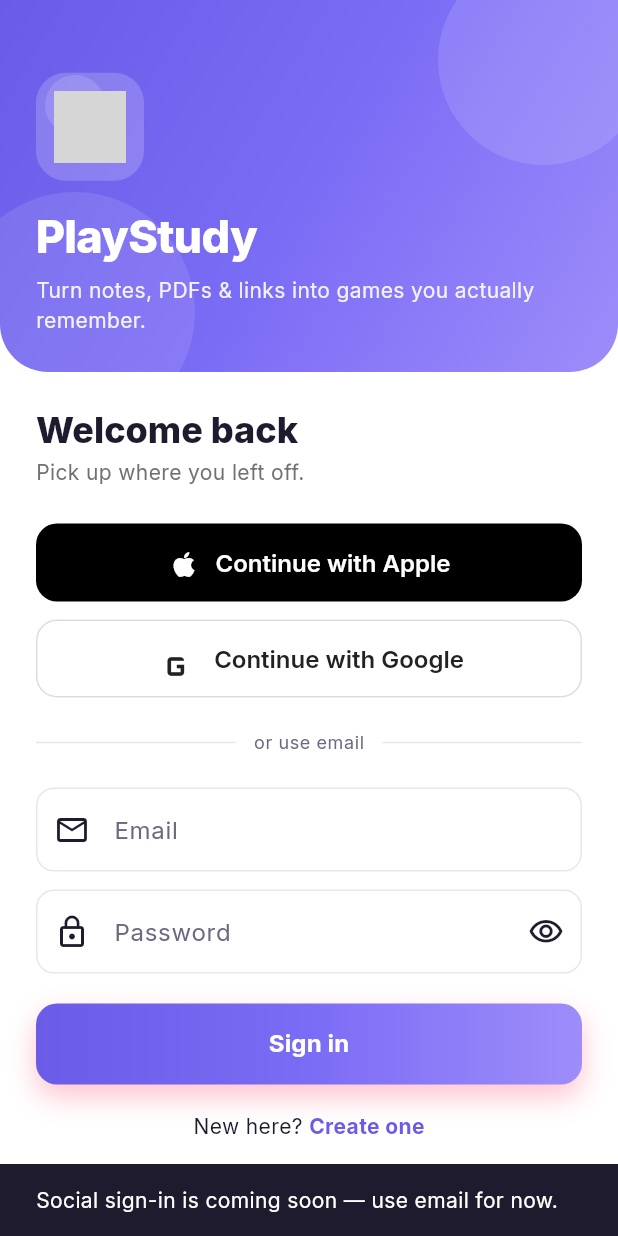
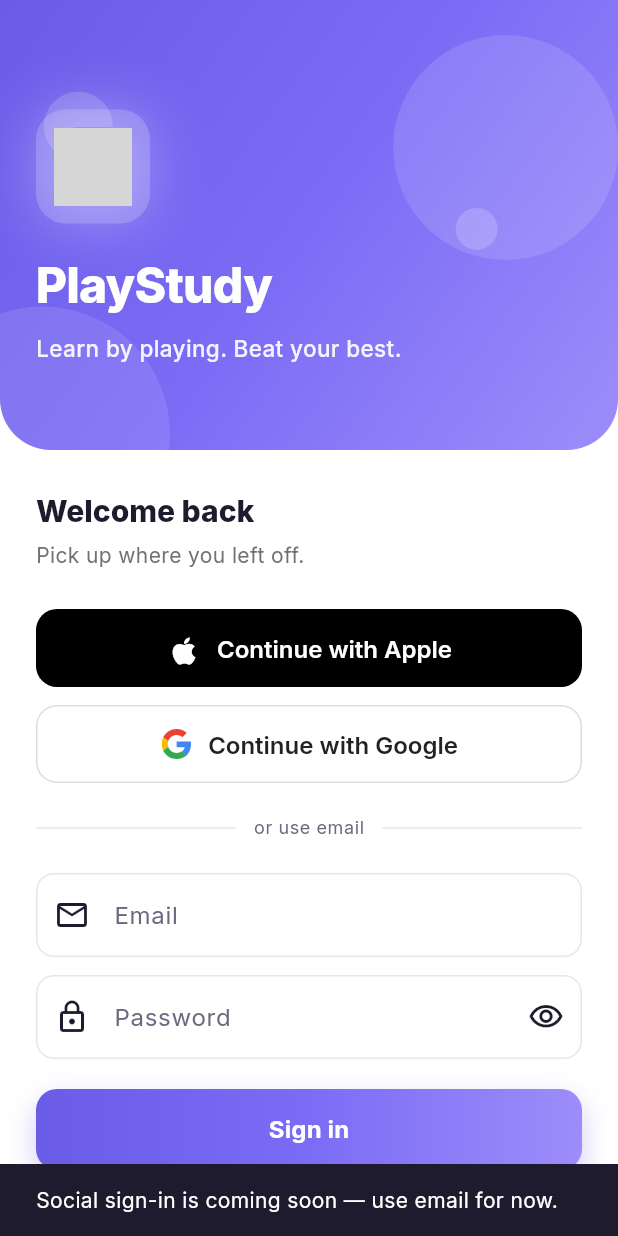
Before and after one commit to Ifthikar20/playstudy-mb-ui, a Flutter app: the screen it shows after launch, after a tap on "Continue with Apple", on a phone screen of 412 x 824 dp. Run offline on Flutter 3.47's test engine with Material 3 defaults, Android fonts, the phone set to English and light mode, and no system bars; our stand-ins replace dio, equatable, file_picker, fl_chart, flutter_bloc, flutter_svg and 7 more; missing offline and left inert: dart:html, dart:ui_web, flame; accounts and stored records are empty; network calls fail; grey boxes are pictures that could not be loaded.

Commit message:
Stop spurious logouts; slick animated login with real Google/Apple logos
Logout fixes (two over-eager causes of "logged out for no reason"):
- AuthBloc._check only signs out on a real auth failure (401/403). A
  transient/offline /me failure now keeps the session and shows the cached
  user instead of clearing tokens.
- ApiClient refresh interceptor only clears tokens when the refresh token is
  genuinely rejected (400/401/403); a network blip during refresh no longer
  logs the user out.
- TokenStore caches the signed-in user (set on every successful auth) so a
  returning user is shown immediately, even offline.

Login page redesign:
- Animated hero: continuously floating shapes, a gently pulsing logo, and a
  tagline that cycles through what PlayStudy does (fade + slide).
- Real multi-colour Google "G" (inline SVG) and the Apple logo on the social
  buttons.

```diff
--- a/lib/core/auth/auth_bloc.dart
+++ b/lib/core/auth/auth_bloc.dart
@@ -102,10 +102,32 @@ class AuthBloc extends Bloc<AuthEvent, AuthState> {
     }
     try {
       final response = await api.dio.get('me/');
-      emit(Authenticated(_userFrom(response.data['user'] as Map<String, dynamic>)));
+      final user = _userFrom(response.data['user'] as Map<String, dynamic>);
+      await tokens.cacheUser(user);
+      emit(Authenticated(user));
+    } on DioException catch (e) {
+      final code = e.response?.statusCode;
+      if (code == 401 || code == 403) {
+        // Genuine auth failure: the token is invalid and couldn't be refreshed.
+        await tokens.clear();
+        emit(const Unauthenticated());
+      } else {
+        // Transient (offline / timeout / server hiccup) — DON'T log the user
+        // out. Keep the session and show the cached user; /me will re-hydrate
+        // once we're back online.
+        final cached = await tokens.cachedUser();
+        emit(Authenticated(cached ??
+            const User(id: '', email: '', name: 'Student')));
+      }
     } catch (_) {
-      await tokens.clear();
-      emit(const Unauthenticated());
+      // Non-network error (e.g. malformed payload). Keep the session rather
+      // than logging out for no reason; surface nothing.
+      final cached = await tokens.cachedUser();
+      if (cached != null) {
+        emit(Authenticated(cached));
+      } else {
+        emit(const Unauthenticated());
+      }
     }
   }
 
@@ -122,7 +144,9 @@ class AuthBloc extends Bloc<AuthEvent, AuthState> {
         response.data['accessToken'] as String,
         response.data['refreshToken'] as String,
       );
-      emit(Authenticated(_userFrom(response.data['user'] as Map<String, dynamic>)));
+      final user = _userFrom(response.data['user'] as Map<String, dynamic>);
+      await tokens.cacheUser(user);
+      emit(Authenticated(user));
     } catch (err) {
       emit(Unauthenticated(message: apiErrorMessage(err)));
     }
@@ -148,7 +172,9 @@ class AuthBloc extends Bloc<AuthEvent, AuthState> {
         response.data['accessToken'] as String,
         response.data['refreshToken'] as String,
       );
-      emit(Authenticated(_userFrom(response.data['user'] as Map<String, dynamic>)));
+      final user = _userFrom(response.data['user'] as Map<String, dynamic>);
+      await tokens.cacheUser(user);
+      emit(Authenticated(user));
     } catch (err) {
       emit(Unauthenticated(message: apiErrorMessage(err)));
     }
@@ -164,7 +190,9 @@ class AuthBloc extends Bloc<AuthEvent, AuthState> {
     if (body.isEmpty) return;
     try {
       final response = await api.dio.patch('me/', data: body);
-      emit(Authenticated(_userFrom(response.data['user'] as Map<String, dynamic>)));
+      final user = _userFrom(response.data['user'] as Map<String, dynamic>);
+      await tokens.cacheUser(user);
+      emit(Authenticated(user));
     } catch (_) {
       // keep the current user on failure
     }
--- a/lib/core/network/api_client.dart
+++ b/lib/core/network/api_client.dart
@@ -42,8 +42,8 @@ class ApiClient {
           final canRetry =
               req.extra['retried'] != true && req.extra['noAuth'] != true;
           if (is401 && canRetry) {
-            final refreshed = await _refresh();
-            if (refreshed) {
+            final result = await _refresh();
+            if (result == _RefreshResult.refreshed) {
               req.extra['retried'] = true;
               final access = await tokens.accessToken();
               req.headers['Authorization'] = 'Bearer $access';
@@ -54,7 +54,11 @@ class ApiClient {
                 return handler.next(retryError);
               }
             }
-            await tokens.clear();
+            // Only clear tokens when the refresh token is genuinely invalid.
+            // A network blip during refresh must NOT log the user out.
+            if (result == _RefreshResult.authFailed) {
+              await tokens.clear();
+            }
           }
           handler.next(error);
         },
@@ -62,9 +66,9 @@ class ApiClient {
     );
   }
 
-  Future<bool> _refresh() async {
+  Future<_RefreshResult> _refresh() async {
     final refresh = await tokens.refreshToken();
-    if (refresh == null) return false;
+    if (refresh == null) return _RefreshResult.authFailed;
     try {
       final response = await dio.post(
         'auth/refresh/',
@@ -72,12 +76,22 @@ class ApiClient {
         options: Options(extra: {'noAuth': true}),
       );
       await tokens.setAccessToken(response.data['accessToken'] as String);
-      return true;
+      return _RefreshResult.refreshed;
+    } on DioException catch (e) {
+      final code = e.response?.statusCode;
+      // 400/401 = the refresh token itself is rejected → real logout.
+      // Anything else (no response, timeout, 5xx) = transient → keep tokens.
+      if (code == 400 || code == 401 || code == 403) {
+        return _RefreshResult.authFailed;
+      }
+      return _RefreshResult.networkError;
     } catch (_) {
-      return false;
+      return _RefreshResult.networkError;
     }
   }
 }
+
+enum _RefreshResult { refreshed, authFailed, networkError }
 
 /// Pulls a human-readable message out of the API's error envelope:
 /// `{"error": {"code": "...", "message": "..."}}`.
--- a/lib/core/network/token_store.dart
+++ b/lib/core/network/token_store.dart
@@ -1,10 +1,17 @@
+import 'dart:convert';
+
 import 'package:shared_preferences/shared_preferences.dart';
 
-/// Persists JWT access + refresh tokens. SharedPreferences keeps the wiring
-/// dependency-free; swap for flutter_secure_storage when hardening for release.
+import '../auth/user.dart';
+
+/// Persists JWT access + refresh tokens, plus a cached copy of the signed-in
+/// user so the app can stay logged in offline. SharedPreferences keeps the
+/// wiring dependency-free; swap for flutter_secure_storage when hardening for
+/// release.
 class TokenStore {
   static const _accessKey = 'auth_access_token';
   static const _refreshKey = 'auth_refresh_token';
+  static const _userKey = 'auth_user';
 
   Future<String?> accessToken() async =>
       (await SharedPreferences.getInstance()).getString(_accessKey);
@@ -24,9 +31,41 @@ class TokenStore {
     await (await SharedPreferences.getInstance()).setString(_accessKey, access);
   }
 
+  /// Caches the signed-in user so a returning user is shown immediately even
+  /// when `/me` can't be reached (offline / flaky network).
+  Future<void> cacheUser(User user) async {
+    final prefs = await SharedPreferences.getInstance();
+    await prefs.setString(
+      _userKey,
+      jsonEncode({
+        'id': user.id,
+        'email': user.email,
+        'name': user.name,
+        'avatarUrl': user.avatarUrl,
+      }),
+    );
+  }
+
+  Future<User?> cachedUser() async {
+    final raw = (await SharedPreferences.getInstance()).getString(_userKey);
+    if (raw == null) return null;
+    try {
+      final j = jsonDecode(raw) as Map<String, dynamic>;
+      return User(
+        id: (j['id'] ?? '').toString(),
+        email: (j['email'] ?? '').toString(),
+        name: (j['name'] ?? 'Student').toString(),
+        avatarUrl: j['avatarUrl'] as String?,
+      );
+    } catch (_) {
+      return null;
+    }
+  }
+
   Future<void> clear() async {
     final prefs = await SharedPreferences.getInstance();
     await prefs.remove(_accessKey);
     await prefs.remove(_refreshKey);
+    await prefs.remove(_userKey);
   }
 }
--- a/lib/features/auth/presentation/pages/login_page.dart
+++ b/lib/features/auth/presentation/pages/login_page.dart
@@ -1,5 +1,9 @@
+import 'dart:async';
+import 'dart:math' as math;
+
 import 'package:flutter/material.dart';
 import 'package:flutter_bloc/flutter_bloc.dart';
+import 'package:flutter_svg/flutter_svg.dart';
 
 import '../../../../core/auth/auth_bloc.dart';
 import '../../../../core/theme/app_theme.dart';
@@ -55,41 +59,41 @@ class _LoginPageState extends State<LoginPage> {
         },
         child: Column(
           children: [
-            const _Hero(),
+            const _AnimatedHero(),
             Expanded(
               child: TweenAnimationBuilder<double>(
-                duration: const Duration(milliseconds: 500),
+                duration: const Duration(milliseconds: 550),
                 curve: Curves.easeOutCubic,
                 tween: Tween(begin: 0, end: 1),
                 builder: (context, t, child) => Opacity(
                   opacity: t,
                   child: Transform.translate(
-                    offset: Offset(0, (1 - t) * 24),
+                    offset: Offset(0, (1 - t) * 28),
                     child: child,
                   ),
                 ),
                 child: ListView(
-                  padding: const EdgeInsets.fromLTRB(24, 24, 24, 24),
+                  padding: const EdgeInsets.fromLTRB(24, 28, 24, 24),
                   children: [
                     Text(
                       _signUp ? 'Create your account' : 'Welcome back',
-                      style: theme.textTheme.displaySmall
+                      style: theme.textTheme.headlineMedium
                           ?.copyWith(fontWeight: FontWeight.w800),
                     ),
-                    const SizedBox(height: 4),
+                    const SizedBox(height: 6),
                     Text(
                       _signUp
                           ? 'Start turning your material into games.'
                           : 'Pick up where you left off.',
-                      style: theme.textTheme.bodyMedium?.copyWith(
-                          color: const Color(0xFF717171)),
+                      style: theme.textTheme.bodyMedium
+                          ?.copyWith(color: const Color(0xFF717171)),
                     ),
-                    const SizedBox(height: 24),
+                    const SizedBox(height: 26),
 
-                    // Fastest path first: one-tap social sign-in.
+                    // Fastest path first: one-tap social sign-in with real logos.
                     _SocialButton(
                       label: 'Continue with Apple',
-                      icon: Icons.apple,
+                      logo: const Icon(Icons.apple, size: 24, color: Colors.white),
                       filled: true,
                       onTap: loading
                           ? null
@@ -100,8 +104,8 @@ class _LoginPageState extends State<LoginPage> {
                     const SizedBox(height: 12),
                     _SocialButton(
                       label: 'Continue with Google',
-                      icon: Icons.g_mobiledata,
-                      iconSize: 30,
+                      logo: SvgPicture.string(_googleLogoSvg,
+                          width: 22, height: 22),
                       onTap: loading
                           ? null
                           : () => context
@@ -190,17 +194,55 @@ class _LoginPageState extends State<LoginPage> {
   }
 }
 
-/// Branded gradient header with the logo, wordmark and tagline + soft floating
-/// shapes — gives the screen a distinct identity instead of a generic card.
-class _Hero extends StatelessWidget {
-  const _Hero();
+/// Animated branded header: a gradient with continuously floating shapes, a
+/// gently pulsing logo, the wordmark, and a tagline that cycles through what
+/// PlayStudy does — so the screen feels alive instead of static.
+class _AnimatedHero extends StatefulWidget {
+  const _AnimatedHero();
+
+  @override
+  State<_AnimatedHero> createState() => _AnimatedHeroState();
+}
+
+class _AnimatedHeroState extends State<_AnimatedHero>
+    with TickerProviderStateMixin {
+  late final AnimationController _float;
+  Timer? _rotator;
+  int _tagline = 0;
+
+  static const _taglines = [
+    'Turn notes into games 🎮',
+    'Quizzes, arcade & flashcards',
+    'PDFs & links → playable sets',
+    'Learn by playing. Beat your best.',
+  ];
+
+  @override
+  void initState() {
+    super.initState();
+    _float = AnimationController(
+      vsync: this,
+      duration: const Duration(seconds: 8),
+    )..repeat();
+    _rotator = Timer.periodic(const Duration(milliseconds: 2600), (_) {
+      if (!mounted) return;
+      setState(() => _tagline = (_tagline + 1) % _taglines.length);
+    });
+  }
+
+  @override
+  void dispose() {
+    _rotator?.cancel();
+    _float.dispose();
+    super.dispose();
+  }
 
   @override
   Widget build(BuildContext context) {
     return ClipRRect(
-      borderRadius: const BorderRadius.vertical(bottom: Radius.circular(32)),
+      borderRadius: const BorderRadius.vertical(bottom: Radius.circular(34)),
       child: Container(
-        height: 248,
+        height: 300,
         width: double.infinity,
         decoration: const BoxDecoration(
           gradient: LinearGradient(
@@ -211,38 +253,79 @@ class _Hero extends StatelessWidget {
         ),
         child: Stack(
           children: [
-            Positioned(top: -30, right: -20, child: _blob(140, 0.12)),
-            Positioned(bottom: -40, left: -30, child: _blob(160, 0.10)),
-            Positioned(top: 50, left: 30, child: _blob(40, 0.14)),
+            // Continuously drifting soft shapes.
+            _FloatingBlob(_float, size: 150, opacity: 0.12, base: const Offset(250, 10), phase: 0.0, amp: 18),
+            _FloatingBlob(_float, size: 170, opacity: 0.10, base: const Offset(-40, 190), phase: 1.6, amp: 22),
+            _FloatingBlob(_float, size: 46, opacity: 0.16, base: const Offset(40, 70), phase: 3.0, amp: 14),
+            _FloatingBlob(_float, size: 28, opacity: 0.18, base: const Offset(300, 150), phase: 4.2, amp: 12),
             SafeArea(
               child: Padding(
-                padding: const EdgeInsets.fromLTRB(24, 24, 24, 0),
+                padding: const EdgeInsets.fromLTRB(24, 18, 24, 0),
                 child: Column(
                   mainAxisAlignment: MainAxisAlignment.center,
                   crossAxisAlignment: CrossAxisAlignment.start,
                   children: [
-                    Container(
+                    // Pulsing logo.
+                    AnimatedBuilder(
+                      animation: _float,
+                      builder: (context, child) {
+                        final pulse =
+                            0.5 + 0.5 * math.sin(_float.value * 2 * math.pi);
+                        return Container(
                           padding: const EdgeInsets.all(12),
                           decoration: BoxDecoration(
                             color: Colors.white.withOpacity(0.18),
                             borderRadius: BorderRadius.circular(20),
+                            boxShadow: [
+                              BoxShadow(
+                                color: Colors.white.withOpacity(0.10 + 0.18 * pulse),
+                                blurRadius: 18 + 14 * pulse,
+                                spreadRadius: 1,
                               ),
-                      child: const AppLogo(size: 48, radius: 12),
+                            ],
                           ),
-                    const SizedBox(height: 16),
-                    const Text('PlayStudy',
+                          child: child,
+                        );
+                      },
+                      child: const AppLogo(size: 52, radius: 14),
+                    ),
+                    const SizedBox(height: 18),
+                    const Text(
+                      'PlayStudy',
                       style: TextStyle(
                         color: Colors.white,
-                            fontSize: 30,
+                        fontSize: 32,
                         fontWeight: FontWeight.w800,
-                            letterSpacing: -0.5)),
-                    const SizedBox(height: 4),
-                    Text(
-                      'Turn notes, PDFs & links into games you actually remember.',
+                        letterSpacing: -0.5,
+                      ),
+                    ),
+                    const SizedBox(height: 8),
+                    // Cycling tagline with a fade + slide transition.
+                    SizedBox(
+                      height: 24,
+                      child: AnimatedSwitcher(
+                        duration: const Duration(milliseconds: 450),
+                        transitionBuilder: (child, anim) => FadeTransition(
+                          opacity: anim,
+                          child: SlideTransition(
+                            position: Tween(
+                              begin: const Offset(0, 0.4),
+                              end: Offset.zero,
+                            ).animate(anim),
+                            child: child,
+                          ),
+                        ),
+                        child: Text(
+                          _taglines[_tagline],
+                          key: ValueKey(_tagline),
                           style: TextStyle(
-                          color: Colors.white.withOpacity(0.9),
-                          fontSize: 14,
-                          height: 1.4),
+                            color: Colors.white.withOpacity(0.92),
+                            fontSize: 15,
+                            fontWeight: FontWeight.w500,
+                            height: 1.3,
+                          ),
+                        ),
+                      ),
                     ),
                   ],
                 ),
@@ -253,15 +336,46 @@ class _Hero extends StatelessWidget {
       ),
     );
   }
+}
 
-  Widget _blob(double size, double opacity) => Container(
+class _FloatingBlob extends StatelessWidget {
+  final Animation<double> animation;
+  final double size;
+  final double opacity;
+  final Offset base;
+  final double phase;
+  final double amp;
+  const _FloatingBlob(
+    this.animation, {
+    required this.size,
+    required this.opacity,
+    required this.base,
+    required this.phase,
+    required this.amp,
+  });
+
+  @override
+  Widget build(BuildContext context) {
+    return AnimatedBuilder(
+      animation: animation,
+      builder: (context, child) {
+        final a = animation.value * 2 * math.pi + phase;
+        return Positioned(
+          left: base.dx + math.cos(a) * amp,
+          top: base.dy + math.sin(a) * amp,
+          child: child!,
+        );
+      },
+      child: Container(
         width: size,
         height: size,
         decoration: BoxDecoration(
           color: Colors.white.withOpacity(opacity),
           shape: BoxShape.circle,
         ),
+      ),
     );
+  }
 }
 
 class _GradientButton extends StatelessWidget {
@@ -282,7 +396,7 @@ class _GradientButton extends StatelessWidget {
           borderRadius: BorderRadius.circular(14),
           boxShadow: [
             BoxShadow(
-              color: const Color(0xFFFF385C).withOpacity(0.3),
+              color: ThemeColors.brandIndigo.withOpacity(0.32),
               blurRadius: 16,
               offset: const Offset(0, 8),
             ),
@@ -313,15 +427,13 @@ class _GradientButton extends StatelessWidget {
 
 class _SocialButton extends StatelessWidget {
   final String label;
-  final IconData icon;
-  final double iconSize;
+  final Widget logo;
   final bool filled;
   final VoidCallback? onTap;
   const _SocialButton({
     required this.label,
-    required this.icon,
+    required this.logo,
     required this.onTap,
-    this.iconSize = 22,
     this.filled = false,
   });
 
@@ -330,9 +442,10 @@ class _SocialButton extends StatelessWidget {
     final child = Row(
       mainAxisAlignment: MainAxisAlignment.center,
       children: [
-        Icon(icon, size: iconSize),
+        logo,
         const SizedBox(width: 10),
-        Text(label, style: const TextStyle(fontSize: 16, fontWeight: FontWeight.w600)),
+        Text(label,
+            style: const TextStyle(fontSize: 16, fontWeight: FontWeight.w600)),
       ],
     );
     return SizedBox(
@@ -363,3 +476,13 @@ class _SocialButton extends StatelessWidget {
     );
   }
 }
+
+/// The official multi-colour Google "G" mark, inlined so no asset is needed.
+const String _googleLogoSvg = '''
+<svg xmlns="http://www.w3.org/2000/svg" viewBox="0 0 48 48">
+  <path fill="#EA4335" d="M24 9.5c3.54 0 6.71 1.22 9.21 3.6l6.85-6.85C35.9 2.38 30.47 0 24 0 14.62 0 6.51 5.38 2.56 13.22l7.98 6.19C12.43 13.72 17.74 9.5 24 9.5z"/>
+  <path fill="#4285F4" d="M46.98 24.55c0-1.57-.15-3.09-.38-4.55H24v9.02h12.94c-.58 2.96-2.26 5.48-4.78 7.18l7.73 6c4.51-4.18 7.09-10.36 7.09-17.65z"/>
+  <path fill="#FBBC05" d="M10.53 28.59c-.48-1.45-.76-2.99-.76-4.59s.27-3.14.76-4.59l-7.98-6.19C.92 16.46 0 20.12 0 24c0 3.88.92 7.54 2.56 10.78l7.97-6.19z"/>
+  <path fill="#34A853" d="M24 48c6.48 0 11.93-2.13 15.89-5.81l-7.73-6c-2.15 1.45-4.92 2.3-8.16 2.3-6.26 0-11.57-4.22-13.47-9.91l-7.98 6.19C6.51 42.62 14.62 48 24 48z"/>
+</svg>
+''';
```
Lines whose indentation alone changed are shown as unchanged.
